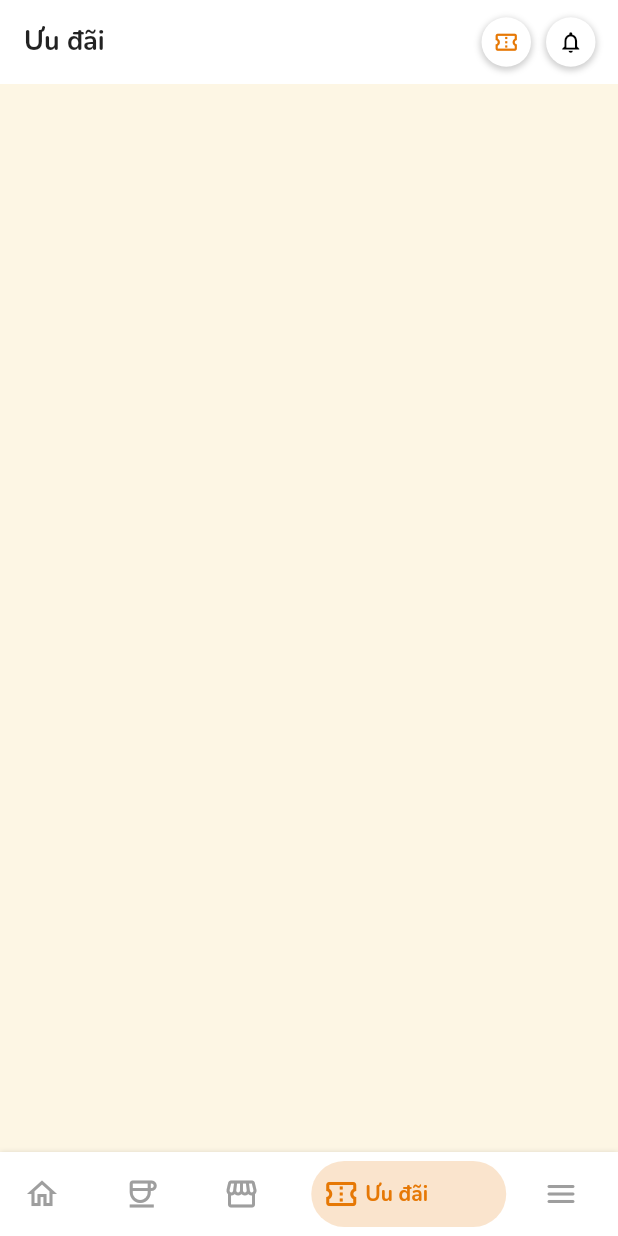
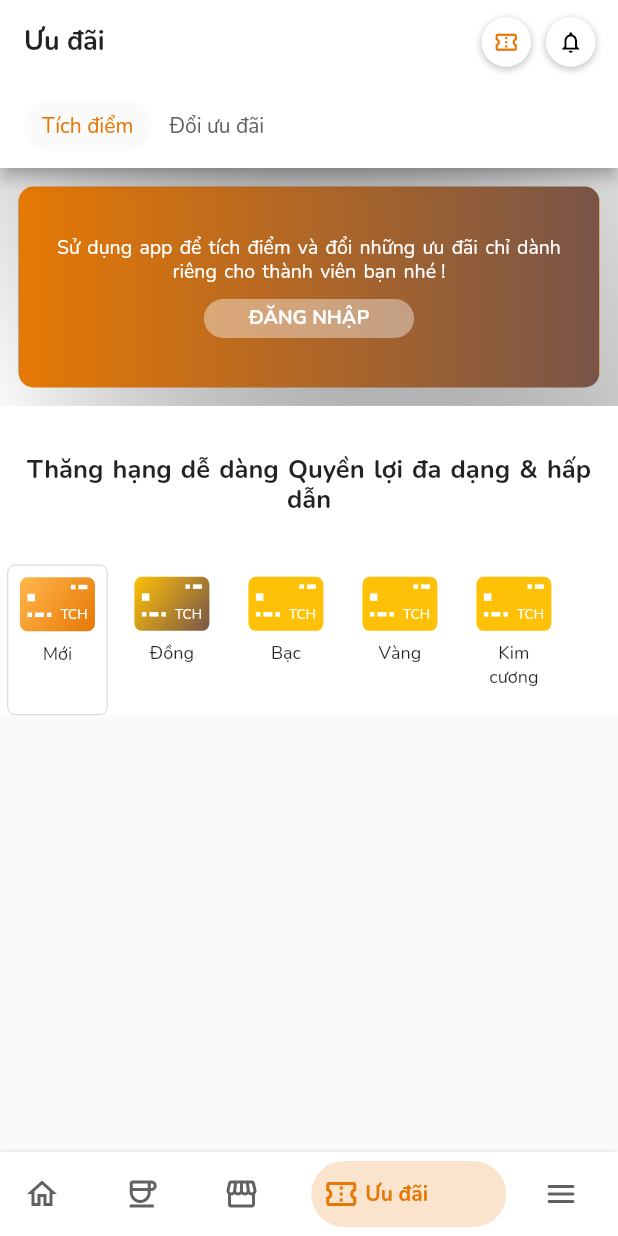
Before and after one commit to khanhtran-5851071033/cofffee-app, a Flutter app: the screen it shows after launch, item 4 of the bottom bar chosen, on a phone screen of 412 x 824 dp. Run offline on Flutter 3.47's test engine with Material 2 defaults, Android fonts, the light colour scheme and no system bars; drawn by our look-alikes of bottom_navy_bar; our stand-ins replace flutter_image_slideshow.

Commit message:
promotion

```diff
--- /dev/null
+++ b/lib/screens/app_page/promotion.dart
@@ -0,0 +1,330 @@
+import 'package:coffee/utils/colors.dart';
+import 'package:flutter/material.dart';
+
+class PromotionPage extends StatefulWidget {
+  @override
+  _PromotionPageState createState() => _PromotionPageState();
+}
+
+class _PromotionPageState extends State<PromotionPage> {
+  bool isPoint = true;
+  bool isPromotion = false;
+  List listLevel = [
+    {
+      'level': 'Mới',
+      'Color1': Colors.orange[300],
+      'Color2': buttonColor,
+      'isSelected': true,
+    },
+    {
+      'level': 'Đồng',
+      'Color1': Colors.amber,
+      'Color2': Colors.brown,
+      'isSelected': false,
+    },
+    {
+      'level': 'Bạc',
+      'Color1': Colors.amber,
+      'Color2': Colors.amber,
+      'isSelected': false,
+    },
+    {
+      'level': 'Vàng',
+      'Color1': Colors.amber,
+      'Color2': Colors.amber,
+      'isSelected': false,
+    },
+    {
+      'level': 'Kim cương',
+      'Color1': Colors.amber,
+      'Color2': Colors.amber,
+      'isSelected': false,
+    },
+  ];
+  @override
+  Widget build(BuildContext context) {
+    Size size = MediaQuery.of(context).size;
+    return Scaffold(
+      appBar: AppBar(
+        backgroundColor: Colors.white,
+        title: Row(
+          children: [
+            InkWell(
+                splashColor: Colors.white,
+                focusColor: Colors.white,
+                hoverColor: Colors.white,
+                highlightColor: Colors.white,
+                onTap: () {
+                  setState(() {
+                    isPoint = true;
+                    isPromotion = false;
+                  });
+                },
+                child: tab('Tích điểm', isPoint)),
+            InkWell(
+                splashColor: Colors.white,
+                focusColor: Colors.white,
+                hoverColor: Colors.white,
+                highlightColor: Colors.white,
+                overlayColor: MaterialStateProperty.all<Color>(Colors.white),
+                onTap: () {
+                  setState(() {
+                    isPoint = false;
+                    isPromotion = true;
+                  });
+                },
+                child: tab('Đổi ưu đãi', isPromotion)),
+          ],
+        ),
+      ),
+      body: Column(
+        children: [
+          Container(
+            padding: EdgeInsets.all(size.width * 0.03),
+            decoration: BoxDecoration(
+                color: Colors.grey,
+                gradient: new LinearGradient(
+                    colors: [
+                      Colors.black12,
+                      greyColor,
+                    ],
+                    stops: [
+                      0.0,
+                      1.0
+                    ],
+                    begin: FractionalOffset.topRight,
+                    end: FractionalOffset.bottomLeft,
+                    tileMode: TileMode.repeated)),
+            child: Container(
+              padding: EdgeInsets.symmetric(
+                  horizontal: size.width * 0.03, vertical: size.width * 0.08),
+              decoration: BoxDecoration(
+                  gradient: new LinearGradient(
+                      colors: [
+                        Colors.brown,
+                        buttonColor,
+                      ],
+                      stops: [
+                        0.0,
+                        1.0
+                      ],
+                      begin: FractionalOffset.topRight,
+                      end: FractionalOffset.topLeft,
+                      tileMode: TileMode.repeated),
+                  color: Colors.amber,
+                  borderRadius: BorderRadius.circular(10)),
+              child: Column(
+                children: [
+                  Text(
+                    'Sử dụng app để tích điểm và đổi những ưu đãi chỉ dành riêng cho thành viên bạn nhé !',
+                    textAlign: TextAlign.center,
+                    style: TextStyle(
+                        wordSpacing: 1.5,
+                        height: 1.2,
+                        color: Colors.white,
+                        fontWeight: FontWeight.w400,
+                        fontSize: 13),
+                  ),
+                  SizedBox(
+                    height: 10,
+                  ),
+                  Container(
+                    padding: EdgeInsets.symmetric(vertical: 4, horizontal: 30),
+                    decoration: BoxDecoration(
+                        color: Colors.white.withOpacity(.4),
+                        borderRadius: BorderRadius.circular(20)),
+                    child: Text(
+                      'Đăng nhập'.toUpperCase(),
+                      style: TextStyle(
+                          color: Colors.white,
+                          fontWeight: FontWeight.w600,
+                          fontSize: 13),
+                    ),
+                  )
+                ],
+              ),
+            ),
+          ),
+          Container(
+            color: Colors.white,
+            child: Column(
+              children: [
+                Padding(
+                  padding: EdgeInsets.symmetric(
+                      horizontal: size.width * 0.03,
+                      vertical: size.width * 0.08),
+                  child: Text(
+                    'Thăng hạng dễ dàng Quyền lợi đa dạng & hấp dẫn',
+                    textAlign: TextAlign.center,
+                    style: TextStyle(
+                      fontWeight: FontWeight.w600,
+                      fontSize: 17,
+                      wordSpacing: 1.5,
+                      height: 1.2,
+                    ),
+                  ),
+                ),
+                Container(
+                  height: 100,
+                  child: ListView.builder(
+                      itemCount: listLevel.length,
+                      physics: BouncingScrollPhysics(),
+                      scrollDirection: Axis.horizontal,
+                      itemBuilder: (context, index) {
+                        return InkWell(
+                          splashColor: Colors.white,
+                          focusColor: Colors.white,
+                          hoverColor: Colors.white,
+                          onTap: () {
+                            setState(() {
+                              for (var item in listLevel) {
+                                item['isSelected'] = false;
+                              }
+                              listLevel[index]['isSelected'] = true;
+                            });
+                          },
+                          child: Container(
+                            padding: EdgeInsets.all(8),
+                            margin: EdgeInsets.symmetric(horizontal: 5),
+                            height: 100,
+                            decoration: BoxDecoration(
+                                borderRadius: BorderRadius.circular(5),
+                                border: Border.all(
+                                    width:
+                                        listLevel[index]['isSelected'] ? .3 : 0,
+                                    color: listLevel[index]['isSelected']
+                                        ? Colors.grey
+                                        : Colors.white)),
+                            child: Column(
+                              crossAxisAlignment: CrossAxisAlignment.center,
+                              children: [
+                                Container(
+                                  padding: EdgeInsets.all(5),
+                                  width: 50,
+                                  child: Column(
+                                    children: [
+                                      Row(
+                                        children: [
+                                          Spacer(),
+                                          Container(
+                                            width: 3,
+                                            height: 3,
+                                            color: Colors.white,
+                                          ),
+                                          SizedBox(
+                                            width: 2,
+                                          ),
+                                          Container(
+                                            width: 6,
+                                            height: 3,
+                                            color: Colors.white,
+                                          ),
+                                        ],
+                                      ),
+                                      SizedBox(
+                                        height: 3,
+                                      ),
+                                      Row(
+                                        mainAxisAlignment:
+                                            MainAxisAlignment.spaceBetween,
+                                        children: [
+                                          Container(
+                                            width: 5,
+                                            height: 5,
+                                            color: Colors.white,
+                                          ),
+                                        ],
+                                      ),
+                                      SizedBox(
+                                        height: 3,
+                                      ),
+                                      Row(
+                                        children: [
+                                          Container(
+                                            width: 3,
+                                            height: 3,
+                                            color: Colors.white,
+                                          ),
+                                          SizedBox(
+                                            width: 2,
+                                          ),
+                                          Container(
+                                            width: 6,
+                                            height: 3,
+                                            color: Colors.white,
+                                          ),
+                                          SizedBox(
+                                            width: 2,
+                                          ),
+                                          Container(
+                                            width: 3,
+                                            height: 3,
+                                            color: Colors.white,
+                                          ),
+                                          Spacer(),
+                                          Text(
+                                            'TCH',
+                                            style: TextStyle(
+                                                fontSize: 9,
+                                                color: Colors.white),
+                                          ),
+                                        ],
+                                      ),
+                                    ],
+                                  ),
+                                  decoration: BoxDecoration(
+                                      borderRadius: BorderRadius.circular(5),
+                                      gradient: new LinearGradient(
+                                          colors: [
+                                            listLevel[index]['Color1'],
+                                            listLevel[index]['Color2'],
+                                          ],
+                                          stops: [
+                                            0.0,
+                                            1.0
+                                          ],
+                                          begin: FractionalOffset.topLeft,
+                                          end: FractionalOffset.bottomRight,
+                                          tileMode: TileMode.repeated)),
+                                ),
+                                SizedBox(
+                                  height: 7,
+                                ),
+                                Container(
+                                  width: 50,
+                                  child: Center(
+                                    child: Text(
+                                      listLevel[index]['level'],
+                                      textAlign: TextAlign.center,
+                                      style: TextStyle(fontSize: 12),
+                                    ),
+                                  ),
+                                ),
+                              ],
+                            ),
+                          ),
+                        );
+                      }),
+                )
+              ],
+            ),
+          )
+        ],
+      ),
+    );
+  }
+}
+
+Widget tab(String title, bool isSelected) {
+  return Container(
+    padding: EdgeInsets.symmetric(vertical: 7, horizontal: 12),
+    decoration: BoxDecoration(
+        color: isSelected ? greyColor : Colors.white,
+        borderRadius: BorderRadius.circular(20)),
+    child: Text(
+      title,
+      style: TextStyle(
+          color: isSelected ? buttonColor : Colors.grey[700], fontSize: 14),
+    ),
+  );
+}
--- a/lib/screens/home_page.dart
+++ b/lib/screens/home_page.dart
@@ -1,4 +1,5 @@
 import 'package:bottom_navy_bar/bottom_navy_bar.dart';
+import 'package:coffee/screens/app_page/promotion.dart';
 import 'package:coffee/screens/intro_page.dart';
 import 'package:coffee/screens/app_page.dart';
 import 'package:coffee/screens/store_page.dart';
@@ -20,7 +21,7 @@ class _HomePageState extends State<HomePage> {
     StorePage(
       isSearch: false,
     ),
-    Container(),
+    PromotionPage(),
     AppPage()
   ];
   List listIcon = [
@@ -51,7 +52,7 @@ class _HomePageState extends State<HomePage> {
                   icon: Icon(listIcon[index]),
                   title: Text(listTitle[index]),
                   activeColor: buttonColor,
-                  inactiveColor: Colors.grey),
+                  inactiveColor: Colors.grey[700]),
             )));
   }
 }
```
Also changed, not shown: lib/screens/app_page.dart (+11 -2 lines), lib/screens/app_page/contact_comment.dart (added, +131 -0 lines), lib/screens/app_page/setting_page.dart (+23 -9 lines), lib/utils/button_style.dart (line endings or trailing spaces).
